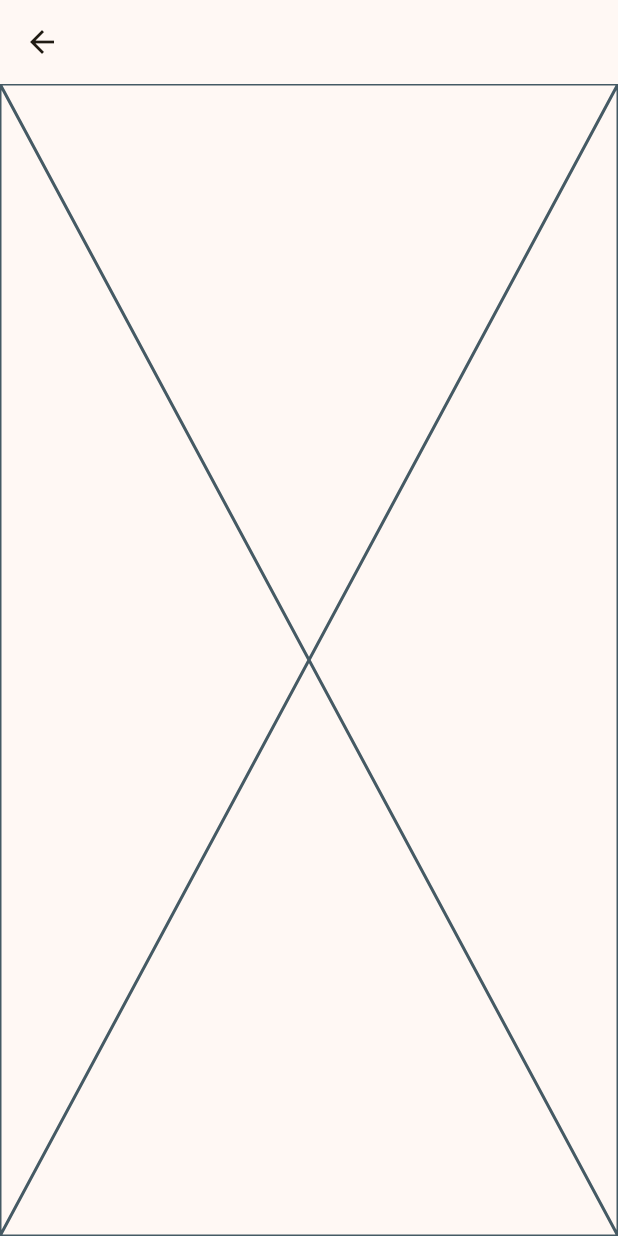
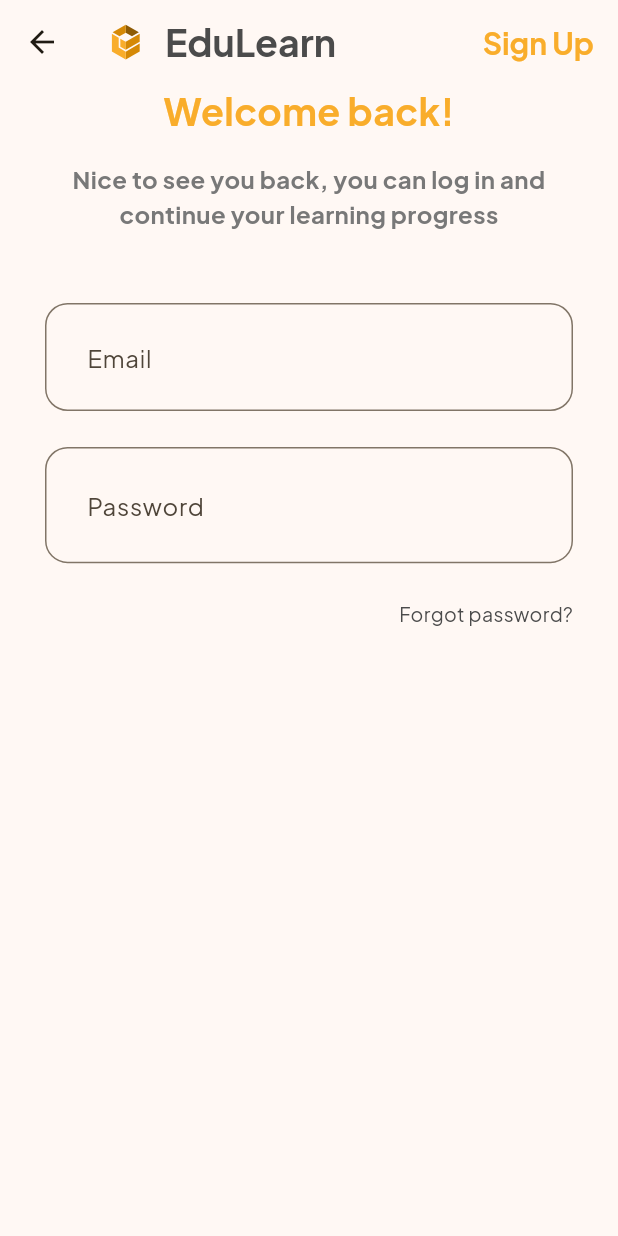
Before and after one commit to IlyasMukatdisov/example, a Flutter app: the SignInPage screen opened by its route, on a phone screen of 412 x 824 dp. Run offline on Flutter 3.47's test engine with Material 2 defaults, Android fonts, the phone set to English and light mode, and no system bars; our stand-ins replace flutter_svg, google_fonts.

Commit message:
started log in screen

```diff
--- a/lib/main.dart
+++ b/lib/main.dart
@@ -1,3 +1,4 @@
+import 'package:example/pages/auth/sign_in_page.dart';
 import 'package:example/pages/landing/landing_page.dart';
 import 'package:example/utils/constants.dart';
 import 'package:example/utils/router.dart';
@@ -24,7 +25,7 @@ class MyApp extends StatelessWidget {
         fontFamily: GoogleFonts.plusJakartaSans().fontFamily,
         useMaterial3: true,
       ),
-      home: const LandingPage(),
+      home: const SignInPage(),
       onGenerateRoute: router,
     );
   }
--- a/lib/pages/auth/sign_in_page.dart
+++ b/lib/pages/auth/sign_in_page.dart
@@ -1,4 +1,7 @@
+import 'package:example/utils/constants.dart';
+import 'package:example/utils/strings.dart';
 import 'package:flutter/material.dart';
+import 'package:flutter_svg/flutter_svg.dart';
 
 class SignInPage extends StatelessWidget {
   const SignInPage({super.key});
@@ -7,9 +10,126 @@ class SignInPage extends StatelessWidget {
 
   @override
   Widget build(BuildContext context) {
-    return Scaffold(
-      appBar: AppBar(),
-      body: const Placeholder(),
+    return SafeArea(
+      child: Scaffold(
+        appBar: AppBar(
+          title: Row(
+            mainAxisAlignment: MainAxisAlignment.spaceBetween,
+            crossAxisAlignment: CrossAxisAlignment.center,
+            children: [
+              Row(
+                children: [
+                  SvgPicture.asset(
+                    'assets/icons/logo.svg',
+                    height: 24,
+                    width: 24,
+                  ),
+                  const SizedBox(
+                    width: 14,
+                  ),
+                  const Text(
+                    Strings.appName,
+                    style: TextStyle(
+                      fontSize: 25,
+                      color: kDarkGrayColor,
+                      fontWeight: FontWeight.bold,
+                    ),
+                  ),
+                ],
+              ),
+              const Text(
+                Strings.signUp,
+                style: TextStyle(
+                  color: kPrimaryColor,
+                  fontSize: 20,
+                  fontWeight: FontWeight.bold,
+                ),
+              )
+            ],
+          ),
+        ),
+        body: SizedBox(
+          width: double.infinity,
+          child: Padding(
+            padding: const EdgeInsets.symmetric(horizontal: 30),
+            child: Column(
+              children: [
+                const Text(
+                  Strings.welcomeBack,
+                  style: TextStyle(
+                      fontSize: 25,
+                      fontWeight: FontWeight.bold,
+                      color: kPrimaryColor),
+                ),
+                const SizedBox(height: 16),
+                const Text(
+                  Strings.welcomeMessage,
+                  textAlign: TextAlign.center,
+                  style: TextStyle(
+                      fontSize: 16,
+                      fontWeight: FontWeight.bold,
+                      color: kTextColor),
+                ),
+                const SizedBox(
+                  height: 48,
+                ),
+                Form(
+                  child: Column(
+                    children: [
+                      TextFormField(
+                        decoration: InputDecoration(
+                          contentPadding: const EdgeInsets.all(24),
+                          prefix: Padding(
+                            padding: const EdgeInsets.only(right: 16),
+                            child: SvgPicture.asset('assets/icons/email.svg'),
+                          ),
+                          border: OutlineInputBorder(
+                            borderRadius: BorderRadius.circular(15),
+                          ),
+                          labelText: 'Email',
+                        ),
+                      ),
+                      const SizedBox(
+                        height: 24,
+                      ),
+                      TextFormField(
+                        decoration: InputDecoration(
+                          contentPadding: const EdgeInsets.all(24),
+                          prefix: Padding(
+                            padding: const EdgeInsets.only(right: 16),
+                            child:
+                                SvgPicture.asset('assets/icons/password.svg'),
+                          ),
+                          border: OutlineInputBorder(
+                            borderRadius: BorderRadius.circular(15),
+                          ),
+                          labelText: 'Password',
+                          suffix:
+                              SvgPicture.asset('assets/icons/eye_close.svg'),
+                        ),
+                      ),
+                    ],
+                  ),
+                ),
+                const SizedBox(
+                  height: 24,
+                ),
+                Container(
+                  width: double.infinity,
+                  alignment: Alignment.centerRight,
+                  child: const Text(
+                    Strings.forgotPassword,
+                    style: TextStyle(
+                      color: kDarkGrayColor,
+                      fontSize: 13,
+                    ),
+                  ),
+                ),
+              ],
+            ),
+          ),
+        ),
+      ),
     );
   }
 }
--- a/lib/utils/constants.dart
+++ b/lib/utils/constants.dart
@@ -8,6 +8,7 @@ const kPagePadding = 30.0;
 
 const kPrimaryColor = Color(0xFFF9AD2B);
 const kTextColor = Color(0xFF787878);
+const kDarkGrayColor = Color(0xFF4B4B4B);
 const kSliderDisabledColor = Color(0xFFD2D2D2);
 
 const onBoardingScreens = [
--- a/lib/utils/strings.dart
+++ b/lib/utils/strings.dart
@@ -5,4 +5,11 @@ class Strings {
   static const skipButtonText = 'Skip';
   static const nextButtonText = 'Next';
   static const startButtonText = 'Start';
+  static const appName = 'EduLearn';
+  static const signUp = 'Sign Up';
+  static const welcomeBack = 'Welcome back!';
+  static const signIn = 'Sign In';
+  static const welcomeMessage =
+      'Nice to see you back, you can log in and continue your learning progress';
+  static const forgotPassword = 'Forgot password?';
 }
--- a/pubspec.yaml
+++ b/pubspec.yaml
@@ -36,6 +36,7 @@ dependencies:
   # Use with the CupertinoIcons class for iOS style icons.
   cupertino_icons: ^1.0.2
   google_fonts: ^5.1.0
+  flutter_svg: ^2.0.7
 
 dev_dependencies:
   flutter_test:
@@ -62,6 +63,7 @@ flutter:
   # To add assets to your application, add an assets section, like this:
   assets:
     - assets/images/
+    - assets/icons/
   #   - images/a_dot_ham.jpeg
 
   # An image asset can refer to one or more resolution-specific "variants", see
```
Also changed, not shown: assets/icons/eye_close.svg (added), assets/icons/logo.svg (added), pubspec.lock.
